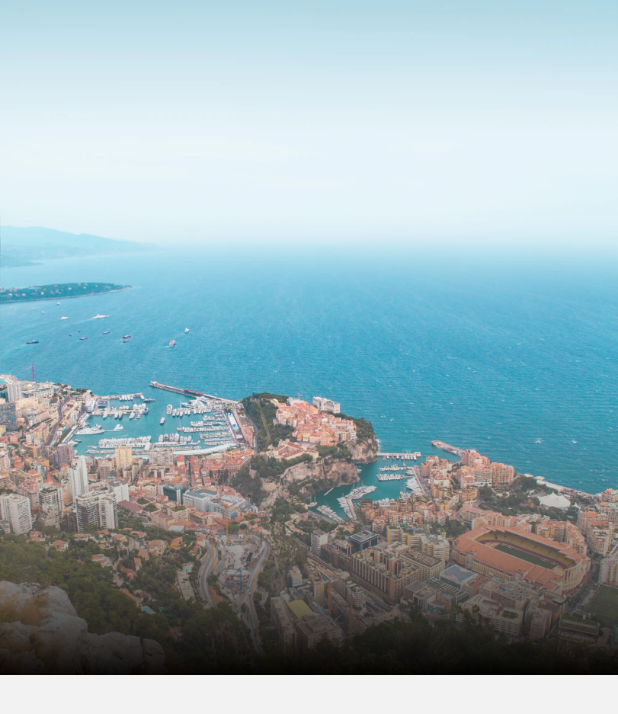
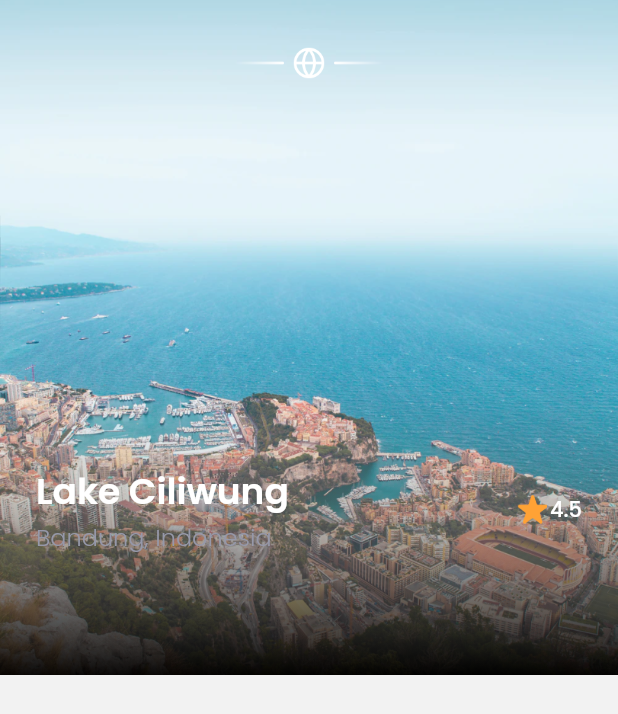
Before and after one commit to hilmykun/airplane_booking, a Flutter app: the DetailPage screen opened directly, on a phone screen of 412 x 824 dp. Shown: the top 714 px of the screen. Run offline on Flutter 3.47's test engine with Material 2 defaults, Android fonts, the light colour scheme and no system bars; our stand-ins replace google_fonts.

Commit message:
Penambahan detail title page

```diff
--- a/lib/ui/pages/detail_page.dart
+++ b/lib/ui/pages/detail_page.dart
@@ -35,10 +35,76 @@ class DetailPage extends StatelessWidget {
       );
     }
 
+    Widget content() {
+      return Container(
+        width: double.infinity,
+        margin: EdgeInsets.symmetric(horizontal: defaultMargin),
+        child: Column(
+          children: [
+            //NOTE: EMBLEM
+            Container(
+              width: 100,
+              height: 24,
+              margin: EdgeInsets.only(
+                  top: 30, left: defaultMargin, right: defaultMargin),
+              decoration: const BoxDecoration(
+                  image: DecorationImage(
+                      image: AssetImage('assets/icon_emblem.png'))),
+            ),
+
+            //NOTE: TITLE
+            Container(
+              margin: const EdgeInsets.only(top: 256),
+              child: Row(
+                children: [
+                  Expanded(
+                    child: Column(
+                      crossAxisAlignment: CrossAxisAlignment.start,
+                      children: [
+                        Text(
+                          'Lake Ciliwung',
+                          style: whiteTextStyle.copyWith(
+                              fontSize: 24, fontWeight: semiBold),
+                          overflow: TextOverflow.ellipsis,
+                        ),
+                        Text(
+                          'Bandung, Indonesia',
+                          style: greyTextStyle.copyWith(
+                              fontSize: 16, fontWeight: light),
+                        ),
+                      ],
+                    ),
+                  ),
+                  Row(
+                    mainAxisAlignment: MainAxisAlignment.center,
+                    crossAxisAlignment: CrossAxisAlignment.start,
+                    children: [
+                      Container(
+                        width: 20,
+                        height: 20,
+                        margin: const EdgeInsets.only(right: 2),
+                        decoration: const BoxDecoration(
+                            image: DecorationImage(
+                                image: AssetImage('assets/star.png'))),
+                      ),
+                      Text(
+                        '4.5',
+                        style: whiteTextStyle.copyWith(fontWeight: medium),
+                      )
+                    ],
+                  ),
+                ],
+              ),
+            )
+          ],
+        ),
+      );
+    }
+
     return Scaffold(
       backgroundColor: kBackgroundColor,
       body: Stack(
-        children: [backgroundImage(), customShadow()],
+        children: [backgroundImage(), customShadow(), content()],
       ),
     );
   }
```
